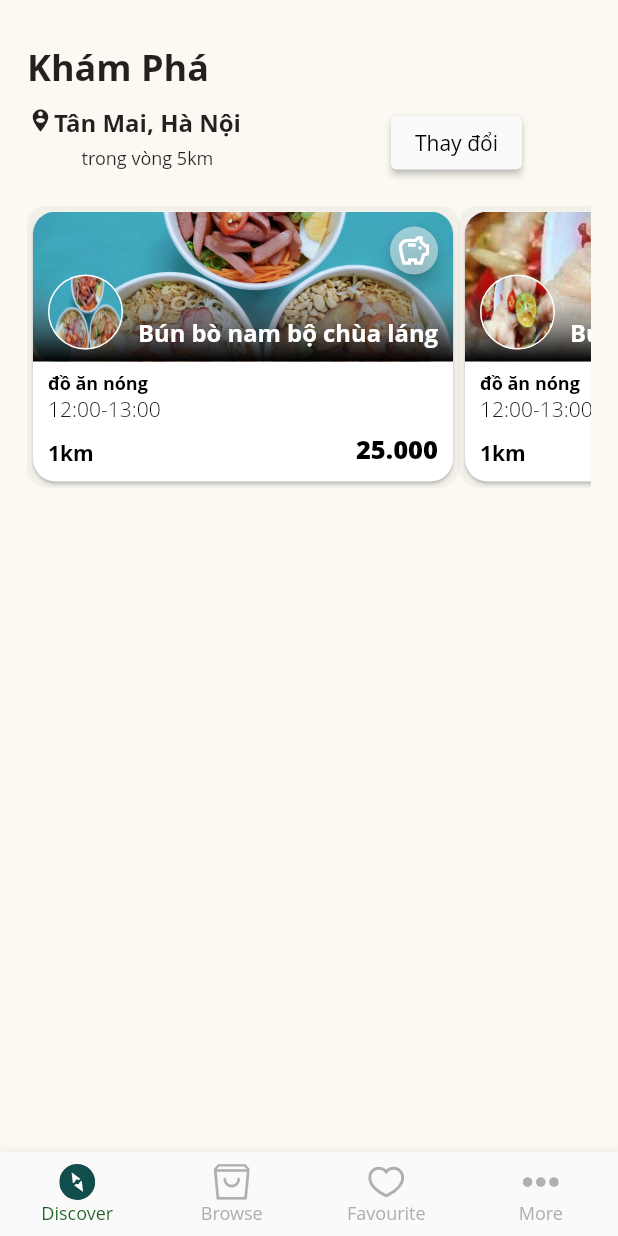
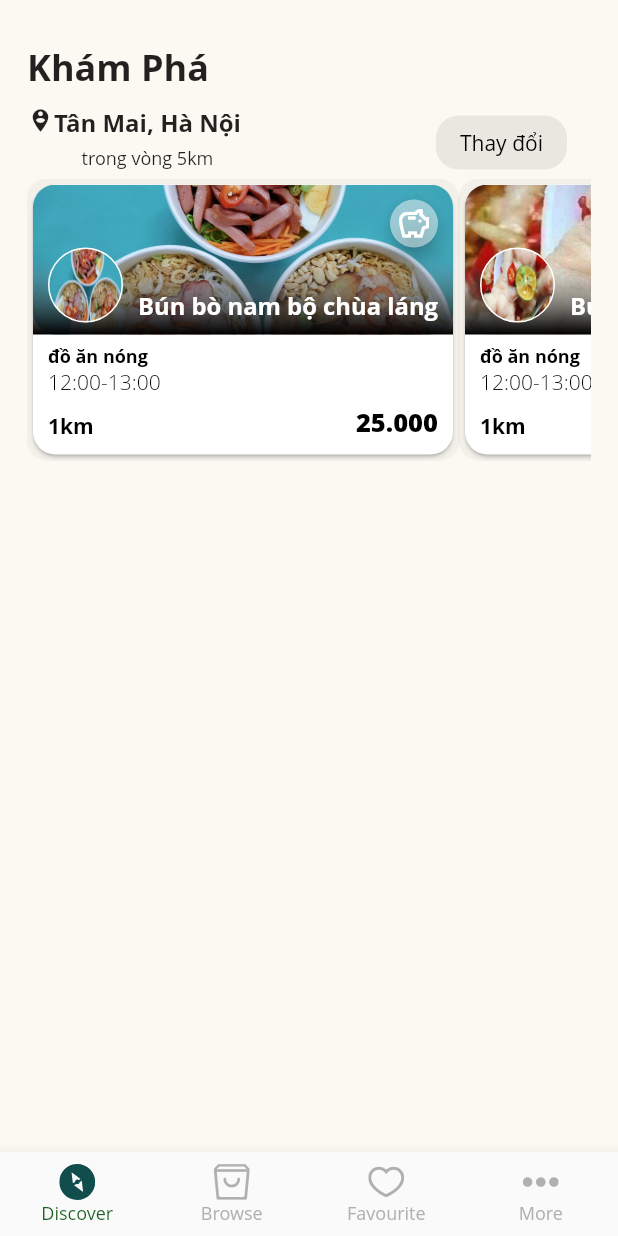
Before and after one commit to bigpuppycat/app_dat_do, a Flutter app: the screen it shows after launch, on a phone screen of 412 x 824 dp. Run offline on Flutter 3.47's test engine with Material 2 defaults, Android fonts, the light colour scheme and no system bars; our stand-ins replace flutter_svg; Roboto replaces fonts that are missing (Open Sans).

Commit message:
button thay_doi
them button thay đổi

```diff
--- a/lib/discover/component/body.dart
+++ b/lib/discover/component/body.dart
@@ -41,7 +41,6 @@ class Body extends StatelessWidget {
                     ),
                   ),
                   Container(
-                    padding: EdgeInsets.only(bottom: 24),
                     child: Column(
                       // mainAxisAlignment: MainAxisAlignment.start,
                       children: <Widget>[
@@ -63,12 +62,18 @@ class Body extends StatelessWidget {
                     ),
                   ),
                   SizedBox(
-                    width: 100,
+                    width: 130,
                   ),
                   ElevatedButton(
                       onPressed: () {},
                       style: ElevatedButton.styleFrom(
-                          primary: Colors.grey.shade50),
+                        shape: RoundedRectangleBorder(
+                          borderRadius: BorderRadius.circular(15),
+                        ),
+                        primary: const Color.fromARGB(33, 110, 110, 110),
+                        elevation: 0,
+                        shadowColor: Colors.transparent,
+                      ),
                       child: Text('Thay đổi',
                           style: TextStyle(
                             color: Colors.black.withOpacity(1.0),
@@ -84,3 +89,6 @@ class Body extends StatelessWidget {
   }
 }
 // TODO Implement this library.
+
+
+// làm gì đấy
```
